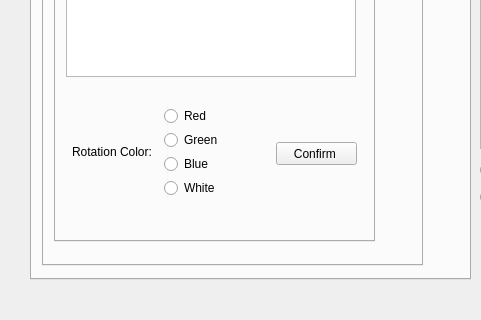
Before: the Qt Designer form _ui/FlashLapse_CP.ui in CoSE-Jerry/Flashlapse_NEO, drawn with Qt 5; both pictures show x 0 to 481 and y 190 to 510 of the 800 by 510 pixel window.
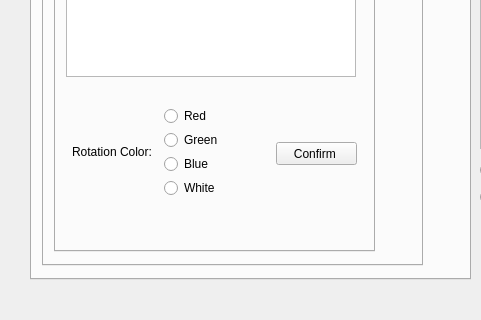
After: the same form once the commit is applied. The open tabs and pages were chosen to show the change. Icons and pictures are not drawn.

Diff of the .ui file:
```diff
--- a/_ui/FlashLapse_CP.ui
+++ b/_ui/FlashLapse_CP.ui
@@ -320,7 +320,7 @@
           <x>10</x>
           <y>10</y>
           <width>321</width>
-          <height>321</height>
+          <height>331</height>
          </rect>
         </property>
         <property name="currentIndex">
```
